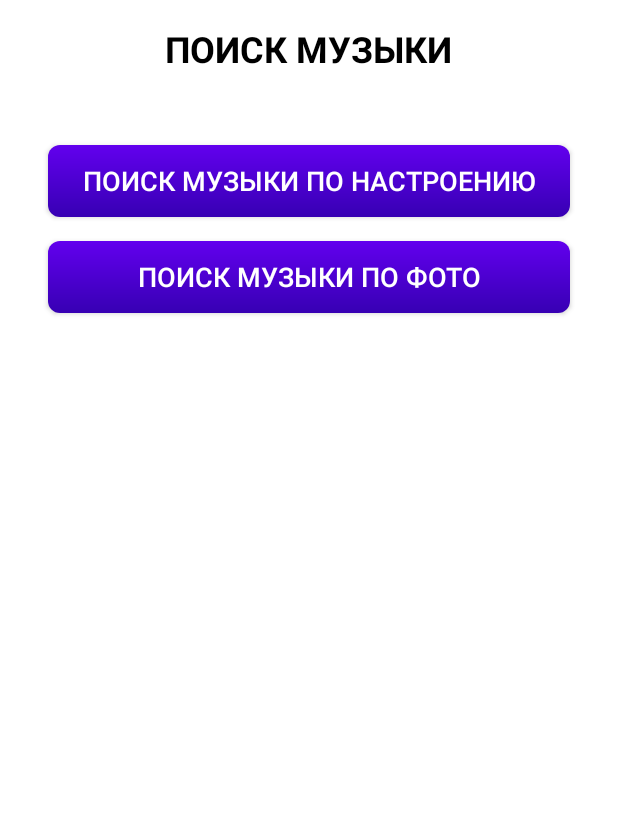
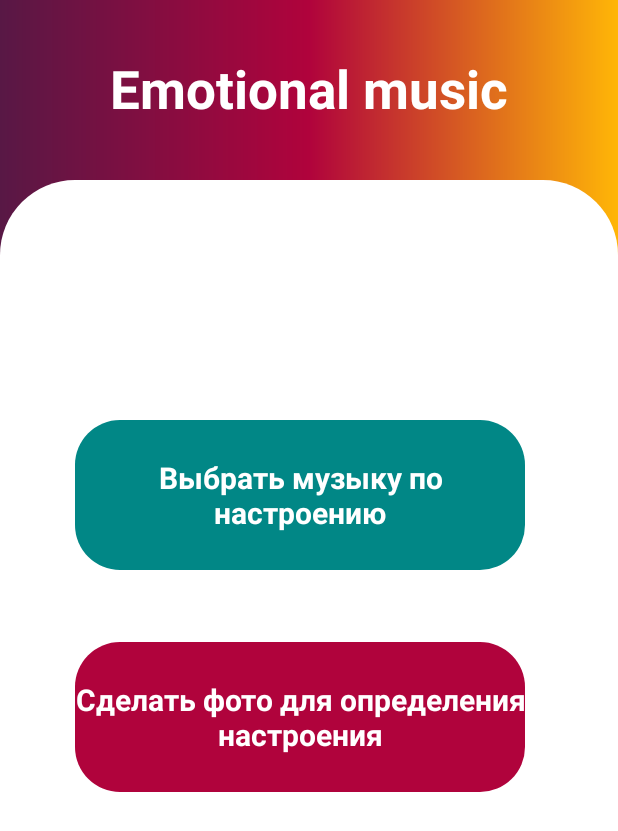
Before and after one commit to vovademar/TeamProject, an Android app: the screen it shows after launch (SelectSearchingMethodActivity), on a phone screen of 412 x 824 dp. Shown: the top 831 px of the screen. Run offline under Robolectric (Android 15) with nearby library versions, the phone set to English and light mode, and no system bars.

Commit message:
Обновил дизайн главного экрана

```diff
--- a/EmmuTest/app/src/main/java/com/example/emmu/SelectSearchingMethodActivity.java
+++ b/EmmuTest/app/src/main/java/com/example/emmu/SelectSearchingMethodActivity.java
@@ -1,9 +1,11 @@
 package com.example.emmu;
 
+import android.annotation.SuppressLint;
 import android.content.Intent;
 import android.os.Bundle;
 import android.view.View;
 import android.widget.Button;
+import android.widget.RelativeLayout;
 
 import androidx.appcompat.app.AppCompatActivity;
 
@@ -11,9 +13,10 @@ import com.example.emmu.CameraActivities.CameraActivity;
 
 public class SelectSearchingMethodActivity extends AppCompatActivity {
 
-    private Button findMusicByMoodsButton;
-    private Button findMusicByPhotoButton;
+    private RelativeLayout findMusicByMoodsButton;
+    private RelativeLayout findMusicByPhotoButton;
 
+    @SuppressLint("MissingInflatedId")
     @Override
     protected void onCreate(Bundle savedInstanceState) {
         super.onCreate(savedInstanceState);
--- /dev/null
+++ b/EmmuTest/app/src/main/res/drawable/button_style_2.xml
@@ -0,0 +1,10 @@
+<?xml version="1.0" encoding="utf-8"?>
+<selector xmlns:android="http://schemas.android.com/apk/res/android">
+    <item>
+        <shape android:shape="rectangle">
+            <corners android:radius="30dp"/>
+            <solid android:color="@color/white">
+            </solid>
+        </shape>
+    </item>
+</selector>
--- a/EmmuTest/app/src/main/res/drawable/excited_button_background.xml
+++ b/EmmuTest/app/src/main/res/drawable/excited_button_background.xml
@@ -1,6 +1,6 @@
 <?xml version="1.0" encoding="utf-8"?>
 <shape xmlns:android="http://schemas.android.com/apk/res/android"
     android:shape="rectangle">
-    <corners android:radius="8dp" />
-    <solid android:color="@color/excited_button_background" />
+    <corners android:radius="30dp" />
+    <solid android:color="@color/teal_700" />
 </shape>
--- /dev/null
+++ b/EmmuTest/app/src/main/res/drawable/gradient_2.xml
@@ -0,0 +1,9 @@
+<?xml version="1.0" encoding="utf-8"?>
+<shape xmlns:android="http://schemas.android.com/apk/res/android">
+    <gradient
+        android:startColor="@color/gradient_2_1"
+        android:centerColor="@color/gradient_2_2"
+        android:endColor="@color/gradient_2_3"
+        android:type="linear">
+    </gradient>
+</shape>
--- /dev/null
+++ b/EmmuTest/app/src/main/res/drawable/header.xml
@@ -0,0 +1,9 @@
+<?xml version="1.0" encoding="utf-8"?>
+<shape xmlns:android="http://schemas.android.com/apk/res/android">
+    <gradient
+        android:startColor="@color/background1"
+        android:centerColor="@color/background2"
+        android:endColor="@color/background3"
+        android:type="linear">
+    </gradient>
+</shape>
--- a/EmmuTest/app/src/main/res/drawable/tired_button_background.xml
+++ b/EmmuTest/app/src/main/res/drawable/tired_button_background.xml
@@ -1,6 +1,6 @@
 <?xml version="1.0" encoding="utf-8"?>
 <shape xmlns:android="http://schemas.android.com/apk/res/android"
     android:shape="rectangle">
-    <corners android:radius="8dp" />
-    <solid android:color="@color/tired_button_background" />
+    <corners android:radius="30dp" />
+    <solid android:color="@color/background2" />
 </shape>
--- /dev/null
+++ b/EmmuTest/app/src/main/res/drawable/write_background.xml
@@ -0,0 +1,12 @@
+<?xml version="1.0" encoding="utf-8"?>
+<selector xmlns:android="http://schemas.android.com/apk/res/android">
+<item>
+    <shape android:shape="rectangle">
+        <corners android:topLeftRadius="50dp"
+            android:topRightRadius="50dp"/>
+        <solid android:color="@color/white">
+
+        </solid>
+    </shape>
+</item>
+</selector>
--- a/EmmuTest/app/src/main/res/layout/select_searching_method.xml
+++ b/EmmuTest/app/src/main/res/layout/select_searching_method.xml
@@ -1,49 +1,79 @@
 <?xml version="1.0" encoding="utf-8"?>
-<RelativeLayout xmlns:android="http://schemas.android.com/apk/res/android"
+<androidx.constraintlayout.widget.ConstraintLayout xmlns:android="http://schemas.android.com/apk/res/android"
     xmlns:app="http://schemas.android.com/apk/res-auto"
     xmlns:tools="http://schemas.android.com/tools"
     android:layout_width="match_parent"
     android:layout_height="match_parent"
-    android:background="@color/white"
+    android:background="@drawable/header"
     tools:context=".SelectSearchingMethodActivity">
 
     <TextView
-        android:layout_width="wrap_content"
-        android:layout_height="wrap_content"
-        android:id="@+id/songs_text"
-        android:textColor="@color/black"
-        android:text="ПОИСК МУЗЫКИ"
-        android:textSize="24sp"
-        android:textStyle="bold"
-        android:padding="16dp"
-        android:layout_centerHorizontal="true"/>
-
-    <Button
-        android:id="@+id/find_music_by_moods_button"
+        android:id="@+id/textView"
         android:layout_width="match_parent"
         android:layout_height="wrap_content"
-        android:text="Поиск музыки по настроению"
-        android:layout_marginTop="32dp"
-        android:layout_below="@id/songs_text"
-        android:layout_marginStart="32dp"
-        android:layout_marginEnd="32dp"
-        android:textSize="18sp"
+        android:layout_gravity="center"
+        android:layout_marginTop="35dp"
+        android:text="Emotional music"
+        android:textAlignment="center"
         android:textColor="@color/white"
-        android:background="@drawable/button_background"
-        android:elevation="4dp"/>
+        android:textSize="35sp"
+        android:textStyle="bold"
+        app:layout_constraintTop_toTopOf="parent">
 
-    <Button
+    </TextView>
+
+    <androidx.constraintlayout.widget.ConstraintLayout
+        android:layout_width="match_parent"
+        android:layout_height="match_parent"
+        android:layout_marginTop="120dp"
+        android:background="@drawable/write_background"
+        app:layout_constraintTop_toTopOf="parent"
+        tools:layout_editor_absoluteX="0dp" />
+
+    <RelativeLayout
+        android:id="@+id/find_music_by_moods_button"
+        android:layout_width="300dp"
+        android:layout_height="100dp"
+        android:layout_marginStart="50dp"
+        android:layout_marginTop="280dp"
+        android:background="@drawable/excited_button_background"
+        app:layout_constraintEnd_toStartOf="@+id/textView"
+        app:layout_constraintHorizontal_bias="0.0"
+        app:layout_constraintStart_toStartOf="parent"
+        app:layout_constraintTop_toTopOf="parent">
+        <TextView
+            android:layout_width="match_parent"
+            android:layout_height="match_parent"
+            android:gravity="center"
+            android:text="Выбрать музыку по настроению"
+            android:textColor="@color/white"
+            android:textStyle="bold"
+            android:textSize="20dp">
+
+        </TextView>
+    </RelativeLayout>
+
+    <RelativeLayout
         android:id="@+id/find_music_by_photo_button"
-        android:layout_width="match_parent"
-        android:layout_height="wrap_content"
-        android:text="Поиск музыки по фото"
-        android:layout_marginTop="16dp"
-        android:layout_below="@id/find_music_by_moods_button"
-        android:layout_marginStart="32dp"
-        android:layout_marginEnd="32dp"
-        android:textSize="18sp"
-        android:textColor="@color/white"
-        android:background="@drawable/button_background"
-        android:elevation="4dp"/>
+        android:layout_width="300dp"
+        android:layout_height="100dp"
+        android:layout_marginStart="50dp"
+        android:layout_marginTop="48dp"
+        android:background="@drawable/tired_button_background"
+        app:layout_constraintEnd_toStartOf="@+id/textView"
+        app:layout_constraintHorizontal_bias="0.0"
+        app:layout_constraintStart_toStartOf="parent"
+        app:layout_constraintTop_toBottomOf="@+id/find_music_by_moods_button">
 
-</RelativeLayout>
+        <TextView
+            android:layout_width="match_parent"
+            android:layout_height="match_parent"
+            android:gravity="center"
+            android:text="Сделать фото для определения настроения"
+            android:textColor="@color/white"
+            android:textStyle="bold"
+            android:textSize="20dp"/>
+
+    </RelativeLayout>
+
+</androidx.constraintlayout.widget.ConstraintLayout>
--- a/EmmuTest/app/src/main/res/values/colors.xml
+++ b/EmmuTest/app/src/main/res/values/colors.xml
@@ -17,4 +17,12 @@
     <color name="yellow">#A52A2A</color>
     <color name="neutral">#7B68EE</color>
     <color name="background">#FFFAFA</color>
+
+    <color name="background1">#581845</color>
+    <color name="background2">#b0033c</color>
+    <color name="background3">#ffb607</color>>
+
+    <color name="gradient_2_1">#9400d4</color>
+    <color name="gradient_2_2">#8d64e6</color>
+    <color name="gradient_2_3">#87cefa</color>
 </resources>
```
